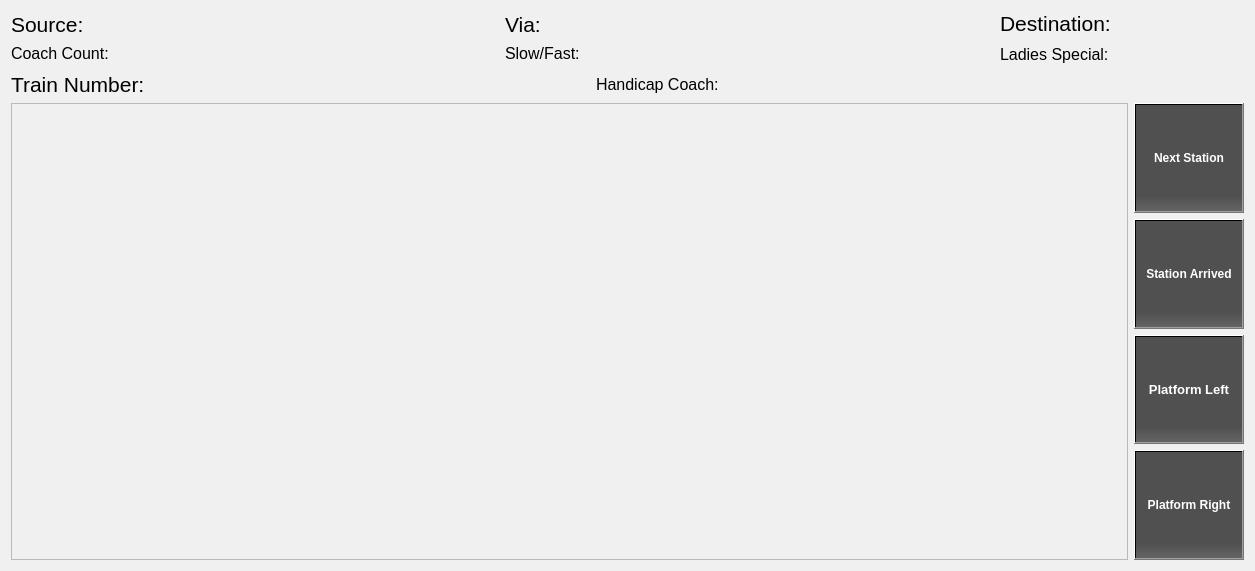
Old version of the form train_route.ui in the repository gurpartap007/qtmop.
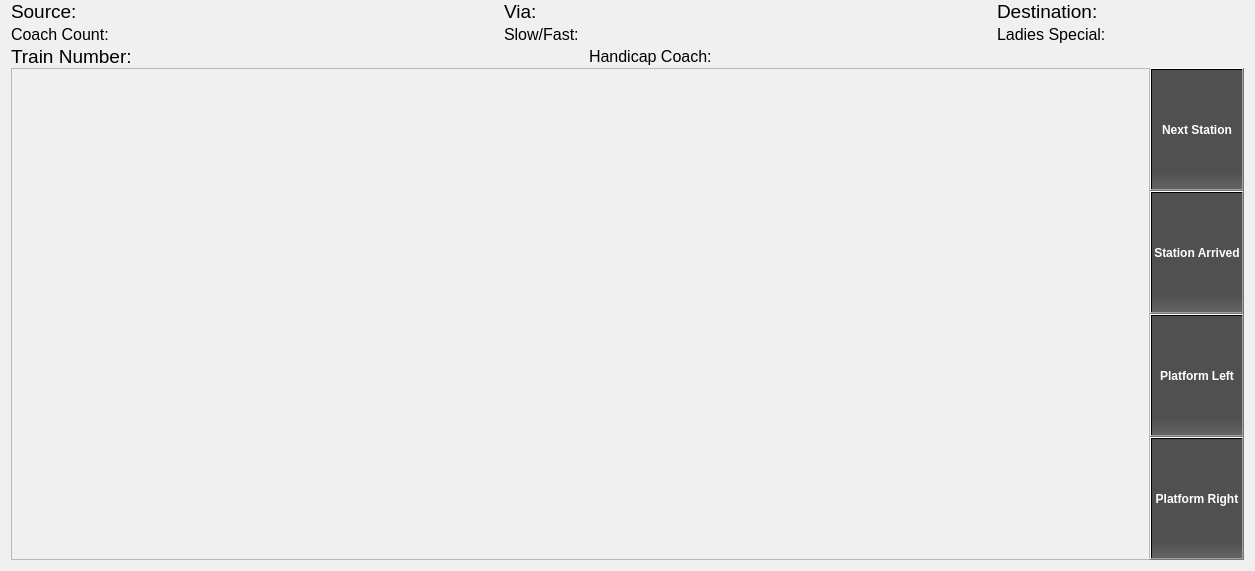
New version of the form.

Diff of the .ui file:
```diff
--- a/train_route.ui
+++ b/train_route.ui
@@ -17,14 +17,23 @@
    <string notr="true">background-color: rgb(240, 240, 240);</string>
   </property>
   <layout class="QHBoxLayout" name="horizontalLayout_11">
+   <property name="spacing">
+    <number>0</number>
+   </property>
+   <property name="topMargin">
+    <number>0</number>
+   </property>
    <item>
     <layout class="QVBoxLayout" name="verticalLayout_5">
+     <property name="spacing">
+      <number>0</number>
+     </property>
      <item>
       <layout class="QHBoxLayout" name="horizontalLayout_3">
        <item>
         <layout class="QVBoxLayout" name="verticalLayout">
          <property name="spacing">
-          <number>2</number>
+          <number>0</number>
          </property>
          <item>
           <layout class="QHBoxLayout" name="horizontalLayout">
@@ -32,7 +41,7 @@
             <widget class="QLabel" name="source_label">
              <property name="font">
               <font>
-               <pointsize>16</pointsize>
+               <pointsize>14</pointsize>
               </font>
              </property>
              <property name="text">
@@ -56,7 +65,7 @@
              </property>
              <property name="font">
               <font>
-               <pointsize>16</pointsize>
+               <pointsize>12</pointsize>
               </font>
              </property>
              <property name="styleSheet">
@@ -99,7 +108,7 @@
              </property>
              <property name="font">
               <font>
-               <pointsize>16</pointsize>
+               <pointsize>14</pointsize>
               </font>
              </property>
              <property name="styleSheet">
@@ -143,7 +152,7 @@
        <item>
         <layout class="QVBoxLayout" name="verticalLayout_2">
          <property name="spacing">
-          <number>2</number>
+          <number>0</number>
          </property>
          <item>
           <layout class="QHBoxLayout" name="horizontalLayout_8">
@@ -157,7 +166,7 @@
              </property>
              <property name="font">
               <font>
-               <pointsize>16</pointsize>
+               <pointsize>14</pointsize>
               </font>
              </property>
              <property name="text">
@@ -169,7 +178,7 @@
             <widget class="QLabel" name="via_name">
              <property name="font">
               <font>
-               <pointsize>16</pointsize>
+               <pointsize>12</pointsize>
               </font>
              </property>
              <property name="styleSheet">
@@ -212,7 +221,7 @@
              </property>
              <property name="font">
               <font>
-               <pointsize>16</pointsize>
+               <pointsize>14</pointsize>
               </font>
              </property>
              <property name="styleSheet">
@@ -255,13 +264,16 @@
        </item>
        <item>
         <layout class="QVBoxLayout" name="verticalLayout_3">
+         <property name="spacing">
+          <number>0</number>
+         </property>
          <item>
           <layout class="QHBoxLayout" name="horizontalLayout_2">
            <item>
             <widget class="QLabel" name="destination_label">
              <property name="font">
               <font>
-               <pointsize>16</pointsize>
+               <pointsize>14</pointsize>
               </font>
              </property>
              <property name="text">
@@ -285,7 +297,7 @@
              </property>
              <property name="font">
               <font>
-               <pointsize>16</pointsize>
+               <pointsize>12</pointsize>
               </font>
              </property>
              <property name="styleSheet">
@@ -334,7 +346,7 @@
              </property>
              <property name="font">
               <font>
-               <pointsize>16</pointsize>
+               <pointsize>14</pointsize>
               </font>
              </property>
              <property name="styleSheet">
@@ -370,7 +382,7 @@
         <widget class="QLabel" name="train_number_label">
          <property name="font">
           <font>
-           <pointsize>16</pointsize>
+           <pointsize>14</pointsize>
           </font>
          </property>
          <property name="text">
@@ -385,7 +397,7 @@
         <widget class="QLabel" name="train_name">
          <property name="font">
           <font>
-           <pointsize>16</pointsize>
+           <pointsize>14</pointsize>
            <weight>75</weight>
            <bold>true</bold>
           </font>
@@ -441,7 +453,7 @@
            </property>
            <property name="font">
             <font>
-             <pointsize>16</pointsize>
+             <pointsize>14</pointsize>
             </font>
            </property>
            <property name="text">
@@ -468,7 +480,7 @@
         <widget class="QLabel" name="date_time">
          <property name="font">
           <font>
-           <pointsize>16</pointsize>
+           <pointsize>14</pointsize>
            <weight>75</weight>
            <bold>true</bold>
           </font>
@@ -482,6 +494,9 @@
      </item>
      <item>
       <layout class="QHBoxLayout" name="horizontalLayout_9">
+       <property name="spacing">
+        <number>0</number>
+       </property>
        <item>
         <widget class="QListWidget" name="listWidget">
          <property name="styleSheet">
@@ -504,15 +519,15 @@
          <item>
           <widget class="QPushButton" name="next_station">
            <property name="sizePolicy">
-            <sizepolicy hsizetype="Fixed" vsizetype="MinimumExpanding">
+            <sizepolicy hsizetype="Preferred" vsizetype="MinimumExpanding">
              <horstretch>0</horstretch>
              <verstretch>0</verstretch>
             </sizepolicy>
            </property>
            <property name="minimumSize">
             <size>
-             <width>110</width>
-             <height>101</height>
+             <width>50</width>
+             <height>30</height>
             </size>
            </property>
            <property name="font">
@@ -536,15 +551,15 @@
          <item>
           <widget class="QPushButton" name="station_arrived">
            <property name="sizePolicy">
-            <sizepolicy hsizetype="Fixed" vsizetype="MinimumExpanding">
+            <sizepolicy hsizetype="Preferred" vsizetype="MinimumExpanding">
              <horstretch>0</horstretch>
              <verstretch>0</verstretch>
             </sizepolicy>
            </property>
            <property name="minimumSize">
             <size>
-             <width>110</width>
-             <height>101</height>
+             <width>40</width>
+             <height>30</height>
             </size>
            </property>
            <property name="font">
@@ -569,20 +584,20 @@
          <item>
           <widget class="QPushButton" name="platform_left">
            <property name="sizePolicy">
-            <sizepolicy hsizetype="Fixed" vsizetype="MinimumExpanding">
+            <sizepolicy hsizetype="Preferred" vsizetype="MinimumExpanding">
              <horstretch>0</horstretch>
              <verstretch>0</verstretch>
             </sizepolicy>
            </property>
            <property name="minimumSize">
             <size>
-             <width>110</width>
-             <height>101</height>
+             <width>40</width>
+             <height>30</height>
             </size>
            </property>
            <property name="font">
             <font>
-             <pointsize>10</pointsize>
+             <pointsize>9</pointsize>
              <weight>75</weight>
              <bold>true</bold>
             </font>
@@ -603,15 +618,15 @@
          <item>
           <widget class="QPushButton" name="platform_right">
            <property name="sizePolicy">
-            <sizepolicy hsizetype="Fixed" vsizetype="MinimumExpanding">
+            <sizepolicy hsizetype="Preferred" vsizetype="MinimumExpanding">
              <horstretch>0</horstretch>
              <verstretch>0</verstretch>
             </sizepolicy>
            </property>
            <property name="minimumSize">
             <size>
-             <width>110</width>
-             <height>101</height>
+             <width>50</width>
+             <height>30</height>
             </size>
            </property>
            <property name="font">
```
